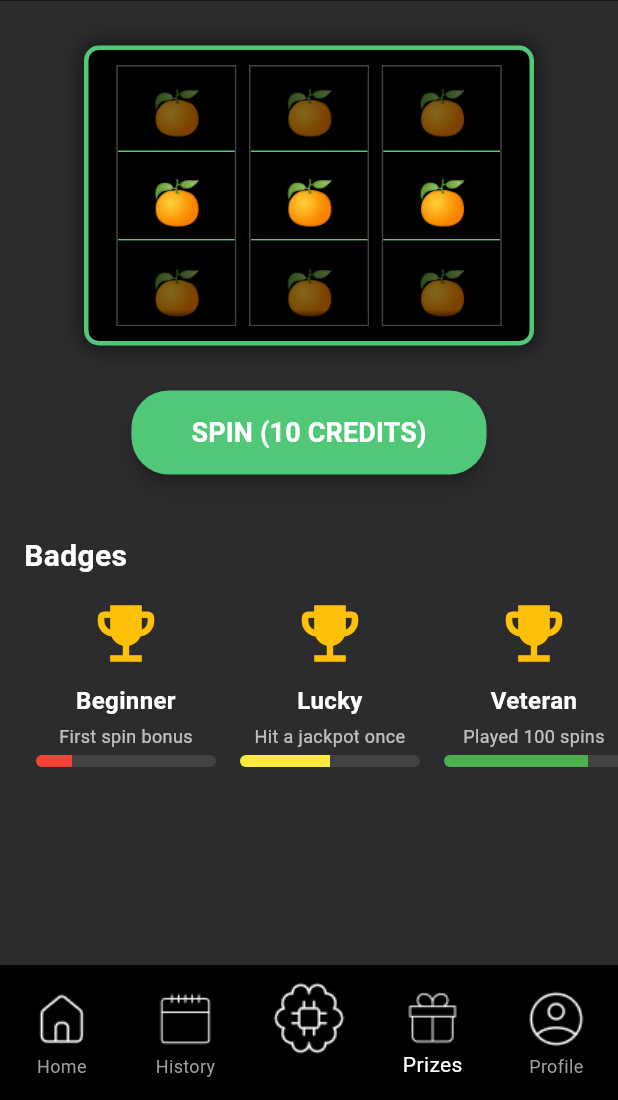
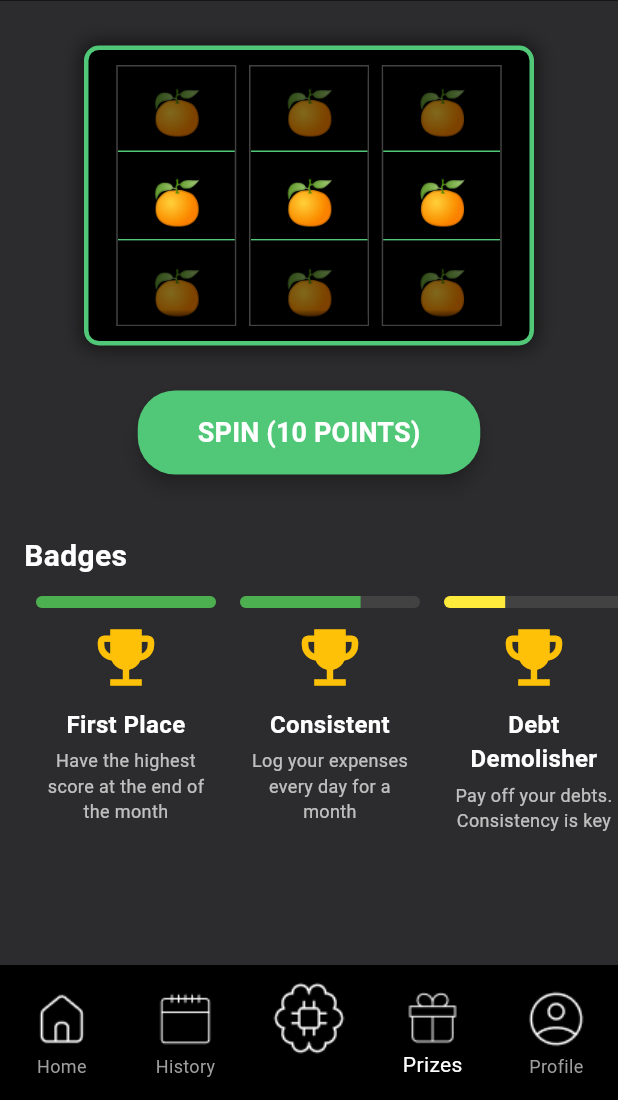
Before and after one commit to petrg01/UNIHACK-TECHNIK, a Flutter app: the screen it shows after launch, item 4 of the bottom bar chosen, on a phone screen of 412 x 824 dp, the part 136-1236 px from its top. Run offline on Flutter 3.47's test engine with Material 3 defaults, Android fonts, the phone set to English and light mode, and no system bars; our stand-ins replace auto_size_text, fl_chart, flutter_dotenv, shared_preferences, smooth_page_indicator, sqflite; accounts and stored records are empty.

Commit message:
added badges

```diff
--- a/lib/screens/prize_draw_screen.dart
+++ b/lib/screens/prize_draw_screen.dart
@@ -27,7 +27,7 @@ class _PrizeDrawScreenState extends State<PrizeDrawScreen> {
     }
   }
 
-  // Helper function to build a badge item with a progress bar.
+  // Helper function to build a badge item with a progress bar placed above the badge icon.
   Widget buildBadge(String name, String description, double progress) {
     return Container(
       width: 120,
@@ -35,6 +35,20 @@ class _PrizeDrawScreenState extends State<PrizeDrawScreen> {
       child: Column(
         crossAxisAlignment: CrossAxisAlignment.center,
         children: [
+          // Progress bar moved above the icon.
+          Container(
+            height: 8,
+            width: double.infinity,
+            child: ClipRRect(
+              borderRadius: BorderRadius.circular(4),
+              child: LinearProgressIndicator(
+                value: progress,
+                backgroundColor: Colors.grey[800],
+                valueColor: AlwaysStoppedAnimation<Color>(_getProgressColor(progress)),
+              ),
+            ),
+          ),
+          SizedBox(height: 8),
           // Placeholder icon for the badge.
           Icon(
             Icons.emoji_events,
@@ -59,20 +73,6 @@ class _PrizeDrawScreenState extends State<PrizeDrawScreen> {
               fontSize: 12,
             ),
             textAlign: TextAlign.center,
-          ),
-          SizedBox(height: 4),
-          // Progress bar for the badge with rounded corners.
-          Container(
-            height: 8,
-            width: double.infinity,
-            child: ClipRRect(
-              borderRadius: BorderRadius.circular(4), // Adjust corner radius as needed
-              child: LinearProgressIndicator(
-                value: progress,
-                backgroundColor: Colors.grey[800],
-                valueColor: AlwaysStoppedAnimation<Color>(_getProgressColor(progress)),
-              ),
-            ),
           ),
         ],
       ),
@@ -117,11 +117,11 @@ class _PrizeDrawScreenState extends State<PrizeDrawScreen> {
                   padding: EdgeInsets.symmetric(horizontal: 16),
                   child: Row(
                     children: [
-                      buildBadge("Beginner", "First spin bonus", 0.2),
-                      buildBadge("Lucky", "Hit a jackpot once", 0.5),
-                      buildBadge("Veteran", "Played 100 spins", 0.8),
-                      buildBadge("Champion", "Winnings > 1000", 1.0),
-                      buildBadge("Master", "Mastered the slots", 0.9),
+                      buildBadge("First Place", "Have the highest score at the end of the month", 1.0),
+                      buildBadge("Consistent", "Log your expenses every day for a month", 0.67),
+                      buildBadge("Debt Demolisher", "Pay off your debts. Consistency is key", 0.34),
+                      buildBadge("Achiever", "Achieve your savings goals", 0.2),
+                      buildBadge("Gambler", "Spin the slots 1000 times", 0.1),
                     ],
                   ),
                 ),
--- a/lib/widgets/slot_machine_widget.dart
+++ b/lib/widgets/slot_machine_widget.dart
@@ -279,7 +279,7 @@ class _SlotMachineWidgetState extends State<SlotMachineWidget> with TickerProvid
               elevation: 5,
             ),
             child: Text(
-              isSpinning ? "SPINNING..." : "SPIN (10 CREDITS)",
+              isSpinning ? "SPINNING..." : "SPIN (10 POINTS)",
               style: TextStyle(fontSize: 18, fontWeight: FontWeight.bold, color: Colors.white),
             ),
           ),
```
